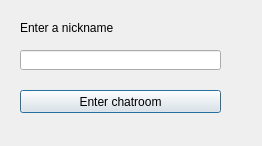
This is gui/nickname.ui in ilmagita/kripto-tugas-3 as Qt 5 draws it before an edit. The edited form follows.
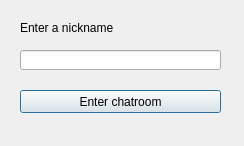
This is the edited form.

Diff of the .ui file:
```diff
--- a/gui/nickname.ui
+++ b/gui/nickname.ui
@@ -6,7 +6,7 @@
    <rect>
     <x>0</x>
     <y>0</y>
-    <width>262</width>
+    <width>244</width>
     <height>146</height>
    </rect>
   </property>
```
Left out of the diff: 6 changed lines with no effect on the pictures.
